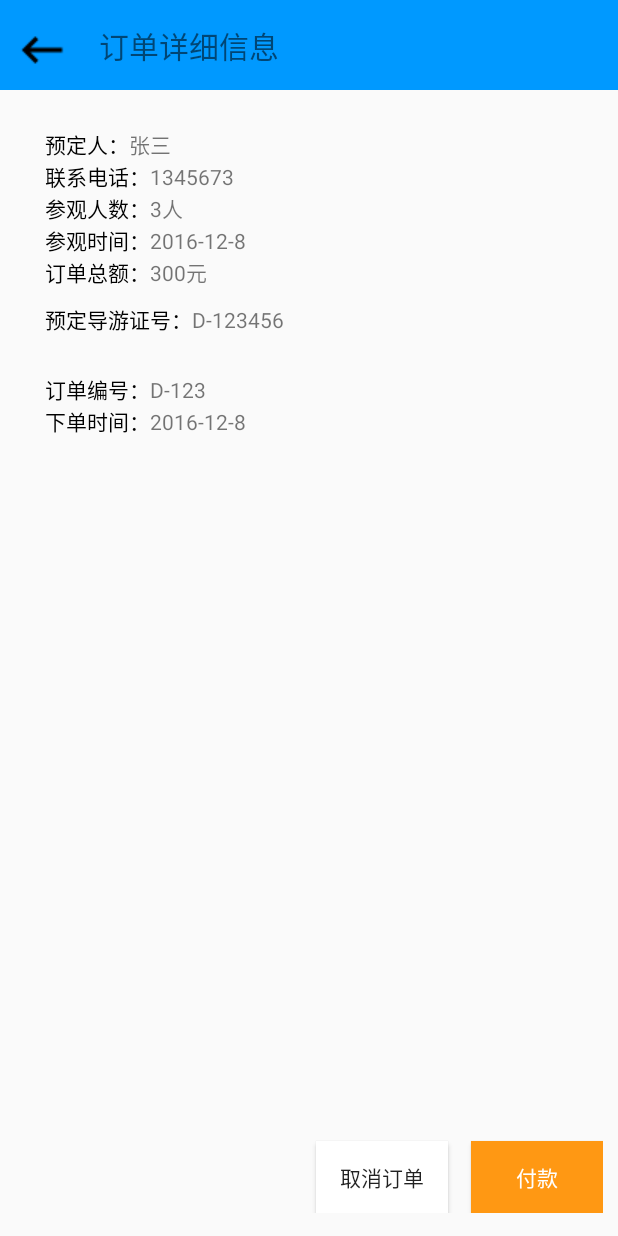
After one commit to kathy-ling/AndroidProject, an Android app: the OrdersDetailPayActivity screen opened directly, with no data from a screen before it, on a phone screen of 412 x 824 dp. The commit adds this screen. Run offline under Robolectric (Android 15) with nearby library versions, the phone set to English and light mode, and no system bars.

Commit message:
添加订单

```diff
--- a/TourGuideProject/app/src/main/java/com/example/tian/tourguideproject/MainActivity.java
+++ b/TourGuideProject/app/src/main/java/com/example/tian/tourguideproject/MainActivity.java
@@ -24,6 +24,7 @@ import com.baidu.mapapi.SDKInitializer;
 import com.example.tian.tourguideproject.com.example.Activity.FindGuideActivity;
 import com.example.tian.tourguideproject.com.example.Fragments.MapFragment;
 import com.example.tian.tourguideproject.com.example.Activity.ReleaseOrderActivity;
+import com.example.tian.tourguideproject.com.example.SlidingMenuActivity.MapTrackActivity;
 import com.example.tian.tourguideproject.com.example.SlidingMenuActivity.OrdersActivity;
 import com.example.tian.tourguideproject.com.example.SlidingMenuActivity.SettingActivity;
 import com.example.tian.tourguideproject.com.example.SlidingMenuActivity.UserInfoActivity;
--- /dev/null
+++ b/TourGuideProject/app/src/main/java/com/example/tian/tourguideproject/com/example/SlidingMenuActivity/OrdersDetailPayActivity.java
@@ -0,0 +1,40 @@
+package com.example.tian.tourguideproject.com.example.SlidingMenuActivity;
+
+import android.support.v7.app.AppCompatActivity;
+import android.os.Bundle;
+import android.view.View;
+import android.widget.ImageView;
+import android.widget.TextView;
+
+import com.example.tian.tourguideproject.R;
+
+public class OrdersDetailPayActivity extends AppCompatActivity {
+
+    @Override
+    protected void onCreate(Bundle savedInstanceState)
+    {
+        super.onCreate(savedInstanceState);
+        setContentView(R.layout.orders_detail_pay_info);
+
+        setTopBar("订单详细信息");
+    }
+
+    /**
+     * 设置TopBar的标题和返回按钮
+     */
+    private void setTopBar(String title)
+    {
+        ImageView back_img = (ImageView)findViewById(R.id.topbar_backkey);
+        TextView topbar_title = (TextView)findViewById(R.id.topbar_title);
+
+        topbar_title.setText(title);
+        back_img.setOnClickListener(new View.OnClickListener(){
+
+            @Override
+            public void onClick(View v) {
+                finish();
+            }
+        });
+
+    }
+}
--- /dev/null
+++ b/TourGuideProject/app/src/main/res/layout/orders_detail_pay_info.xml
@@ -0,0 +1,63 @@
+<?xml version="1.0" encoding="utf-8"?>
+<LinearLayout xmlns:android="http://schemas.android.com/apk/res/android"
+    android:layout_width="match_parent"
+    android:layout_height="wrap_content"
+    android:orientation="vertical">
+
+    <include
+        layout="@layout/custom_top_bar"
+        android:layout_width="match_parent"
+        android:layout_height="60dp" />
+
+    <ScrollView
+        android:layout_width="match_parent"
+        android:layout_height="wrap_content"
+        android:paddingTop="10dp"
+        android:paddingLeft="10dp">
+        <LinearLayout
+            android:layout_width="match_parent"
+            android:layout_height="wrap_content"
+
+            android:orientation="vertical">
+
+            <include
+                layout="@layout/orders_user_info"
+                android:layout_height="wrap_content"
+                android:layout_width="match_parent"/>
+            <include
+                layout="@layout/orders_pay_time"
+                />
+        </LinearLayout>>
+
+
+    </ScrollView>
+
+    <RelativeLayout
+        android:layout_width="match_parent"
+        android:layout_height="match_parent"
+        android:paddingBottom="15dp"
+        android:paddingRight="10dp">
+        <Button
+            android:id="@+id/bt_orders_pay"
+            android:layout_width="wrap_content"
+            android:layout_height="wrap_content"
+            android:text="付款"
+            android:textColor="@color/colorPrimary"
+            android:background="@color/colorOrange"
+            android:layout_alignParentBottom="true"
+            android:layout_alignParentRight="true"
+            android:layout_marginLeft="15dp"
+            android:clickable="true"/>
+        <Button
+            android:id="@+id/bt_orders_cancel"
+            android:layout_width="wrap_content"
+            android:layout_height="wrap_content"
+            android:text="取消订单"
+            android:background="@color/colorPrimary"
+            android:layout_alignParentBottom="true"
+            android:layout_toLeftOf="@+id/bt_orders_pay"
+            android:clickable="true"/>
+
+    </RelativeLayout>
+
+</LinearLayout>
--- /dev/null
+++ b/TourGuideProject/app/src/main/res/layout/orders_pay_time.xml
@@ -0,0 +1,41 @@
+<?xml version="1.0" encoding="utf-8"?>
+<LinearLayout xmlns:android="http://schemas.android.com/apk/res/android"
+    android:layout_width="match_parent"
+    android:layout_height="wrap_content"
+    android:orientation="vertical"
+    android:paddingLeft="20dp"
+    android:paddingTop="15dp">
+
+    <LinearLayout
+        android:layout_width="match_parent"
+        android:layout_height="wrap_content"
+        android:orientation="horizontal">
+        <TextView
+            android:layout_width="wrap_content"
+            android:layout_height="wrap_content"
+            android:text="订单编号："
+            android:textColor="@color/colorDark"/>
+        <TextView
+            android:id="@+id/orders_pay_time_id"
+            android:layout_width="wrap_content"
+            android:layout_height="wrap_content"
+            android:text="D-123"/>
+    </LinearLayout>
+
+    <LinearLayout
+        android:layout_width="match_parent"
+        android:layout_height="wrap_content"
+        android:orientation="horizontal">
+        <TextView
+            android:layout_width="wrap_content"
+            android:layout_height="wrap_content"
+            android:text="下单时间："
+            android:textColor="@color/colorDark"/>
+        <TextView
+            android:id="@+id/orders_pay_time"
+            android:layout_width="wrap_content"
+            android:layout_height="wrap_content"
+            android:text="2016-12-8"/>
+    </LinearLayout>
+
+</LinearLayout>
--- /dev/null
+++ b/TourGuideProject/app/src/main/res/layout/orders_user_info.xml
@@ -0,0 +1,106 @@
+<?xml version="1.0" encoding="utf-8"?>
+<LinearLayout xmlns:android="http://schemas.android.com/apk/res/android"
+    android:layout_width="match_parent"
+    android:layout_height="wrap_content"
+    android:orientation="vertical">
+
+    <LinearLayout
+        android:layout_width="match_parent"
+        android:layout_height="wrap_content"
+        android:orientation="vertical"
+        android:paddingLeft="20dp"
+        android:paddingTop="15dp"
+        android:paddingBottom="10dp">
+        <LinearLayout
+            android:layout_width="match_parent"
+            android:layout_height="wrap_content"
+            android:orientation="horizontal">
+            <TextView
+                android:layout_width="wrap_content"
+                android:layout_height="wrap_content"
+                android:text="预定人："
+                android:textColor="@color/colorDark"/>
+            <TextView
+                android:id="@+id/orders_user_name"
+                android:layout_width="wrap_content"
+                android:layout_height="wrap_content"
+                android:text="张三"/>
+
+        </LinearLayout>
+        <LinearLayout
+            android:layout_width="match_parent"
+            android:layout_height="wrap_content"
+            android:orientation="horizontal">
+            <TextView
+                android:layout_width="wrap_content"
+                android:layout_height="wrap_content"
+                android:text="联系电话："
+                android:textColor="@color/colorDark"/>
+            <TextView
+                android:id="@+id/orders_user_tel"
+                android:layout_width="wrap_content"
+                android:layout_height="wrap_content"
+                android:text="1345673"/>
+
+        </LinearLayout>
+        <LinearLayout
+            android:layout_width="match_parent"
+            android:layout_height="wrap_content">
+            <TextView
+                android:layout_width="wrap_content"
+                android:layout_height="wrap_content"
+                android:text="参观人数："
+                android:textColor="@color/colorDark"/>
+            <TextView
+                android:id="@+id/orders_user_visitors_num"
+                android:layout_width="wrap_content"
+                android:layout_height="wrap_content"
+                android:text="3人"/>
+        </LinearLayout>
+        <LinearLayout
+            android:layout_width="match_parent"
+            android:layout_height="wrap_content">
+            <TextView
+                android:layout_width="wrap_content"
+                android:layout_height="wrap_content"
+                android:text="参观时间："
+                android:textColor="@color/colorDark"/>
+            <TextView
+                android:id="@+id/orders_user_visitors_time"
+                android:layout_width="wrap_content"
+                android:layout_height="wrap_content"
+                android:text="2016-12-8"/>
+        </LinearLayout>
+        <LinearLayout
+        android:layout_width="match_parent"
+        android:layout_height="wrap_content">
+        <TextView
+            android:layout_width="wrap_content"
+            android:layout_height="wrap_content"
+            android:text="订单总额："
+            android:textColor="@color/colorDark"/>
+        <TextView
+            android:id="@+id/orders_user_money"
+            android:layout_width="wrap_content"
+            android:layout_height="wrap_content"
+            android:text="300元"/>
+    </LinearLayout>
+        <LinearLayout
+            android:layout_width="match_parent"
+            android:layout_height="wrap_content"
+            android:paddingTop="10dp">
+            <TextView
+                android:layout_width="wrap_content"
+                android:layout_height="wrap_content"
+                android:text="预定导游证号："
+                android:textColor="@color/colorDark"/>
+            <TextView
+                android:id="@+id/orders_guide_NumId"
+                android:layout_width="wrap_content"
+                android:layout_height="wrap_content"
+                android:text="D-123456"/>
+        </LinearLayout>
+
+    </LinearLayout>
+
+</LinearLayout>
```
Also changed, not shown: TourGuideProject/app/src/main/AndroidManifest.xml (+11 -12 lines), TourGuideProject/app/src/main/java/com/example/tian/tourguideproject/com/example/SlidingMenuActivity/OrdersActivity.java (+45 -1 lines), TourGuideProject/app/src/main/java/com/example/tian/tourguideproject/com/example/adapter/OrdersGuideInfoAdapter.java (added, +70 -0 lines), TourGuideProject/app/src/main/java/com/example/tian/tourguideproject/com/example/bean/OrdersDetailPayInfo.java (added, +97 -0 lines), TourGuideProject/app/src/main/java/com/example/tian/tourguideproject/com/example/bean/OrdersMainInfoListItem.java (added, +49 -0 lines), TourGuideProject/app/src/main/res/layout/orders_evalute_time.xml (added, +72 -0 lines), TourGuideProject/app/src/main/res/layout/orders_guide_info.xml (added, +10 -0 lines), TourGuideProject/app/src/main/res/layout/page_all_orders.xml (+8 -2 lines), TourGuideProject/app/src/main/res/layout/page_all_orders_item.xml (added, +111 -0 lines).
